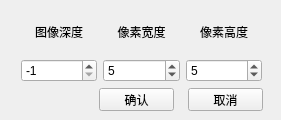
First picture: the form in contour/boxfilter.ui, repository BugAngel/ImageProcessingTeachingSoftware, before the edit.
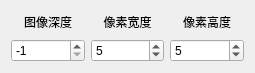
Second picture: the form after the edit.

```diff
--- a/contour/boxfilter.ui
+++ b/contour/boxfilter.ui
@@ -6,52 +6,15 @@
    <rect>
     <x>0</x>
     <y>0</y>
-    <width>281</width>
-    <height>120</height>
+    <width>255</width>
+    <height>73</height>
    </rect>
   </property>
   <property name="windowTitle">
    <string>Form</string>
   </property>
-  <widget class="QPushButton" name="pushButton">
-   <property name="geometry">
-    <rect>
-     <x>99</x>
-     <y>88</y>
-     <width>75</width>
-     <height>23</height>
-    </rect>
-   </property>
-   <property name="text">
-    <string>确认</string>
-   </property>
-  </widget>
-  <widget class="QPushButton" name="pushButton_2">
-   <property name="geometry">
-    <rect>
-     <x>188</x>
-     <y>88</y>
-     <width>75</width>
-     <height>23</height>
-    </rect>
-   </property>
-   <property name="text">
-    <string>取消</string>
-   </property>
-  </widget>
-  <widget class="QWidget" name="">
-   <property name="geometry">
-    <rect>
-     <x>21</x>
-     <y>11</y>
-     <width>241</width>
-     <height>71</height>
-    </rect>
-   </property>
-   <layout class="QVBoxLayout" name="verticalLayout">
-    <item>
-     <layout class="QHBoxLayout" name="horizontalLayout">
-      <item>
+  <layout class="QGridLayout" name="gridLayout">
+   <item row="0" column="0">
        <widget class="QLabel" name="label">
         <property name="text">
          <string>图像深度</string>
@@ -61,7 +24,7 @@
         </property>
        </widget>
       </item>
-      <item>
+   <item row="0" column="1">
        <widget class="QLabel" name="label_2">
         <property name="text">
          <string>像素宽度</string>
@@ -71,7 +34,7 @@
         </property>
        </widget>
       </item>
-      <item>
+   <item row="0" column="2">
        <widget class="QLabel" name="label_3">
         <property name="text">
          <string>像素高度</string>
@@ -81,11 +44,7 @@
         </property>
        </widget>
       </item>
-     </layout>
-    </item>
-    <item>
-     <layout class="QHBoxLayout" name="horizontalLayout_2">
-      <item>
+   <item row="1" column="0">
        <widget class="QSpinBox" name="spinBox">
         <property name="minimum">
          <number>-1</number>
@@ -95,7 +54,7 @@
         </property>
        </widget>
       </item>
-      <item>
+   <item row="1" column="1">
        <widget class="QSpinBox" name="spinBox_2">
         <property name="minimum">
          <number>1</number>
@@ -108,7 +67,7 @@
         </property>
        </widget>
       </item>
-      <item>
+   <item row="1" column="2">
        <widget class="QSpinBox" name="spinBox_3">
         <property name="minimum">
          <number>1</number>
@@ -122,9 +81,6 @@
        </widget>
       </item>
      </layout>
-    </item>
-   </layout>
-  </widget>
  </widget>
  <resources/>
  <connections/>
```
Lines whose indentation alone changed are shown as unchanged.
